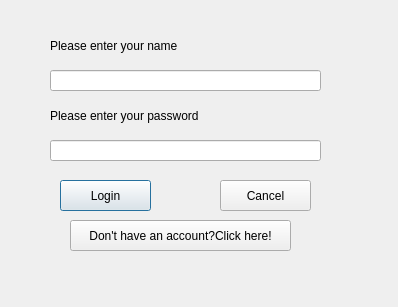
Above: try_Client/login.ui from LittleQili/Chatroom_Client before the change. Below: the same form after it.
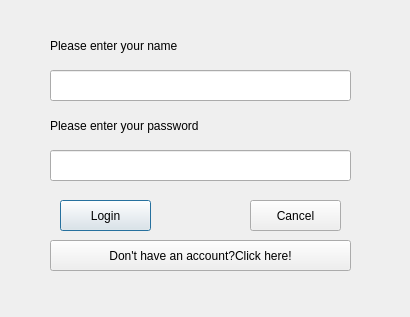
That is the form after the change.

Patch:
```diff
--- a/try_Client/login.ui
+++ b/try_Client/login.ui
@@ -6,8 +6,8 @@
    <rect>
     <x>0</x>
     <y>0</y>
-    <width>398</width>
-    <height>307</height>
+    <width>410</width>
+    <height>317</height>
    </rect>
   </property>
   <property name="windowTitle">
@@ -30,7 +30,7 @@
    <property name="geometry">
     <rect>
      <x>50</x>
-     <y>100</y>
+     <y>110</y>
      <width>241</width>
      <height>31</height>
     </rect>
@@ -44,8 +44,8 @@
     <rect>
      <x>50</x>
      <y>70</y>
-     <width>271</width>
-     <height>21</height>
+     <width>301</width>
+     <height>31</height>
     </rect>
    </property>
   </widget>
@@ -53,9 +53,9 @@
    <property name="geometry">
     <rect>
      <x>50</x>
-     <y>140</y>
-     <width>271</width>
-     <height>21</height>
+     <y>150</y>
+     <width>301</width>
+     <height>31</height>
     </rect>
    </property>
    <property name="echoMode">
@@ -69,7 +69,7 @@
    <property name="geometry">
     <rect>
      <x>60</x>
-     <y>180</y>
+     <y>200</y>
      <width>91</width>
      <height>31</height>
     </rect>
@@ -81,8 +81,8 @@
   <widget class="QPushButton" name="Cancel_pushbutton">
    <property name="geometry">
     <rect>
-     <x>220</x>
-     <y>180</y>
+     <x>250</x>
+     <y>200</y>
      <width>91</width>
      <height>31</height>
     </rect>
@@ -94,9 +94,9 @@
   <widget class="QPushButton" name="Register">
    <property name="geometry">
     <rect>
-     <x>70</x>
-     <y>220</y>
-     <width>221</width>
+     <x>50</x>
+     <y>240</y>
+     <width>301</width>
      <height>31</height>
     </rect>
    </property>
```
